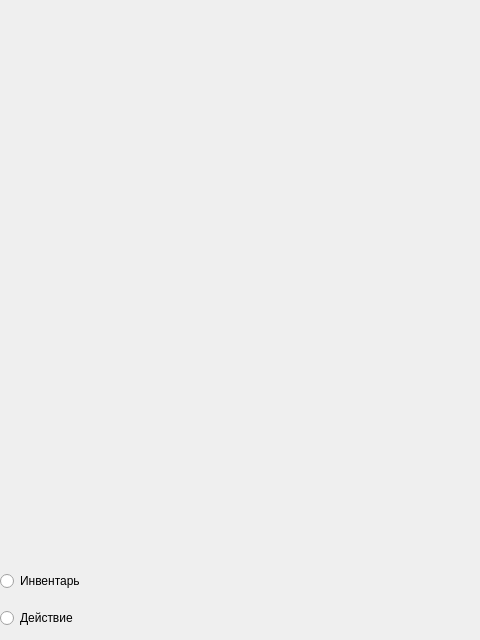
Before: the Qt Designer form QtTestClient/ui/game.ui in kihaseet/Alien, drawn with Qt 5.
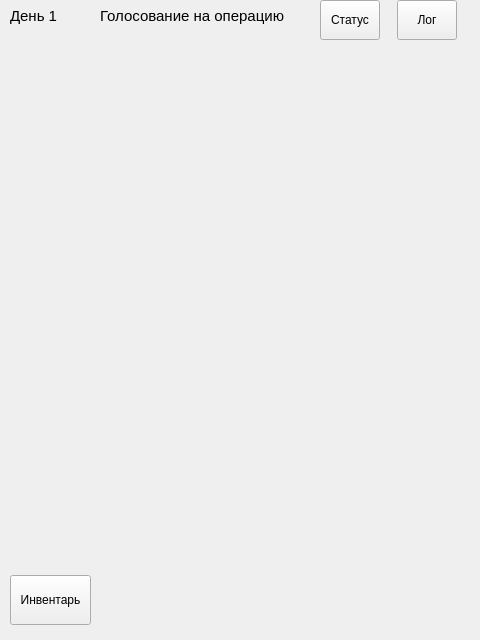
After: the same form once the commit is applied.

What changed in the file:
```diff
--- a/QtTestClient/ui/game.ui
+++ b/QtTestClient/ui/game.ui
@@ -16,27 +16,26 @@
   <widget class="QWidget" name="verticalLayoutWidget">
    <property name="geometry">
     <rect>
-     <x>0</x>
+     <x>10</x>
      <y>560</y>
-     <width>91</width>
+     <width>81</width>
      <height>80</height>
     </rect>
    </property>
    <layout class="QVBoxLayout" name="verticalLayout">
     <item>
-     <widget class="QRadioButton" name="radioButton">
+     <widget class="QPushButton" name="pushButton">
+      <property name="minimumSize">
+       <size>
+        <width>0</width>
+        <height>50</height>
+       </size>
+      </property>
       <property name="text">
        <string>Инвентарь</string>
       </property>
      </widget>
     </item>
-    <item>
-     <widget class="QRadioButton" name="radioButton_2">
-      <property name="text">
-       <string>Действие</string>
-      </property>
-     </widget>
-    </item>
    </layout>
   </widget>
   <widget class="QWidget" name="gridLayoutWidget">
@@ -54,12 +53,97 @@
    <property name="geometry">
     <rect>
      <x>0</x>
-     <y>-1</y>
+     <y>39</y>
      <width>481</width>
-     <height>561</height>
+     <height>521</height>
     </rect>
    </property>
-   <layout class="QVBoxLayout" name="verticalLayout_2"/>
+   <layout class="QVBoxLayout" name="LayoutPlayerList"/>
+  </widget>
+  <widget class="QWidget" name="horizontalLayoutWidget">
+   <property name="geometry">
+    <rect>
+     <x>309</x>
+     <y>0</y>
+     <width>161</width>
+     <height>41</height>
+    </rect>
+   </property>
+   <layout class="QHBoxLayout" name="horizontalLayout">
+    <item>
+     <widget class="QPushButton" name="Button_Status">
+      <property name="maximumSize">
+       <size>
+        <width>60</width>
+        <height>40</height>
+       </size>
+      </property>
+      <property name="text">
+       <string>Статус</string>
+      </property>
+     </widget>
+    </item>
+    <item>
+     <widget class="QPushButton" name="Button_log">
+      <property name="maximumSize">
+       <size>
+        <width>60</width>
+        <height>40</height>
+       </size>
+      </property>
+      <property name="text">
+       <string>Лог</string>
+      </property>
+     </widget>
+    </item>
+   </layout>
+  </widget>
+  <widget class="QWidget" name="verticalLayoutWidget_3">
+   <property name="geometry">
+    <rect>
+     <x>70</x>
+     <y>40</y>
+     <width>171</width>
+     <height>191</height>
+    </rect>
+   </property>
+   <layout class="QVBoxLayout" name="Layout_status"/>
+  </widget>
+  <widget class="QLabel" name="labelTime">
+   <property name="geometry">
+    <rect>
+     <x>10</x>
+     <y>0</y>
+     <width>71</width>
+     <height>31</height>
+    </rect>
+   </property>
+   <property name="font">
+    <font>
+     <pointsize>11</pointsize>
+    </font>
+   </property>
+   <property name="text">
+    <string>День 1</string>
+   </property>
+  </widget>
+  <widget class="QLabel" name="labelEvent">
+   <property name="geometry">
+    <rect>
+     <x>100</x>
+     <y>0</y>
+     <width>211</width>
+     <height>31</height>
+    </rect>
+   </property>
+   <property name="font">
+    <font>
+     <pointsize>11</pointsize>
+    </font>
+   </property>
+   <property name="text">
+    <string>Голосование на операцию</string>
+   </property>
   </widget>
  </widget>
  <resources/>
```
Left out of the diff: 2 changed lines with no effect on the pictures.
